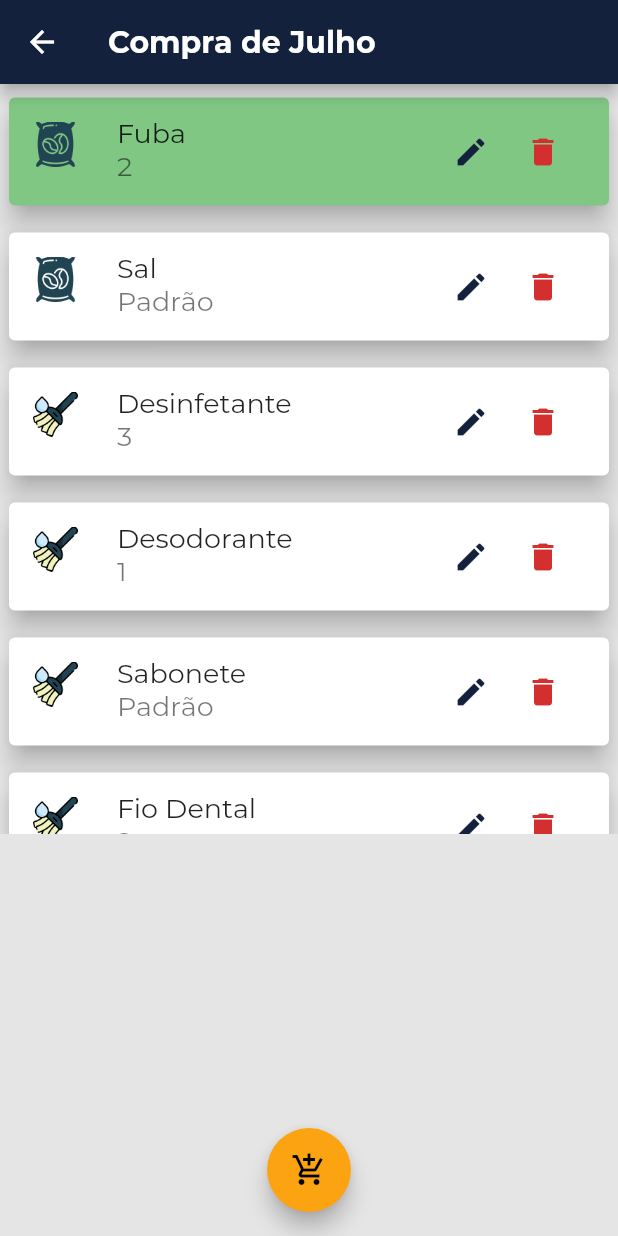
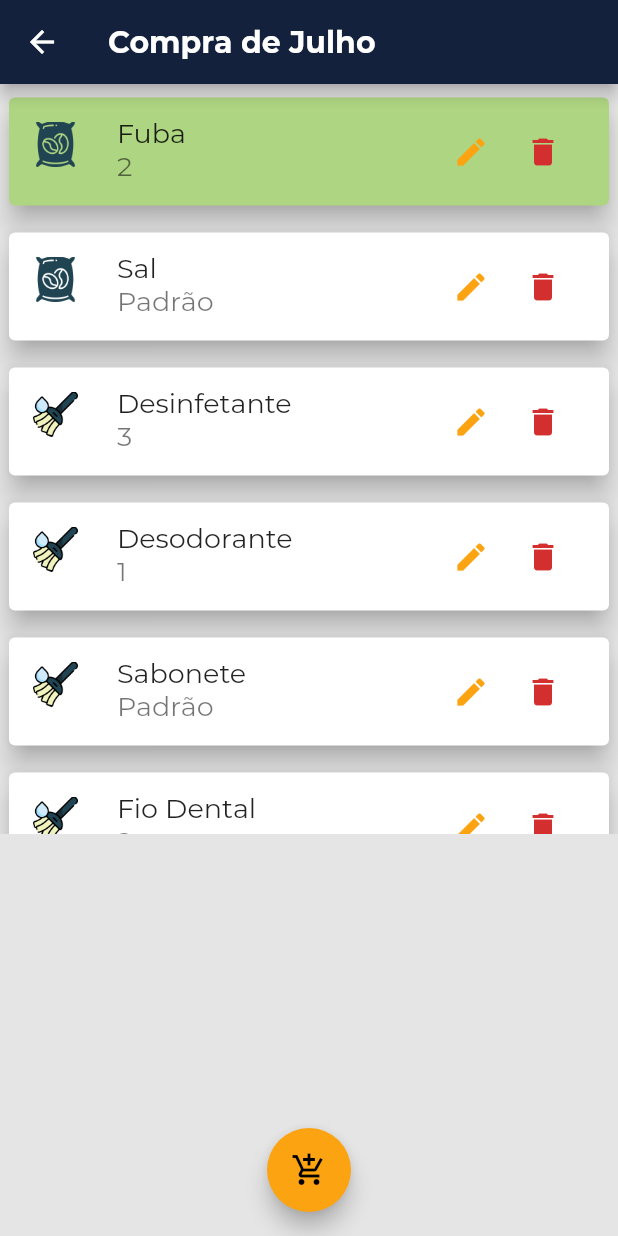
Before and after one commit to owarleysouza/S-Compras, a Flutter app: the screen it shows after launch, after a tap on "Compra de Julho", on a phone screen of 412 x 824 dp. Run offline on Flutter 3.47's test engine with Material 2 defaults, Android fonts, the phone set to English and light mode, and no system bars; our stand-ins replace carousel_slider.

Commit message:
Cores de produto concluido e do botao para editar um produto alterados

```diff
--- a/lib/widgets/product_item.dart
+++ b/lib/widgets/product_item.dart
@@ -48,7 +48,8 @@ class ProductItem extends StatelessWidget {
             );
           }),
       child: Card(
-        color: produto.iscomplete == true ? Colors.green[300] : Colors.white,
+        color:
+            produto.iscomplete == true ? Colors.lightGreen[300] : Colors.white,
         margin: EdgeInsets.fromLTRB(6, 9, 6, 9),
         elevation: 7,
         child: ListTile(
@@ -71,7 +72,7 @@ class ProductItem extends StatelessWidget {
               children: [
                 IconButton(
                     icon: const Icon(Icons.edit),
-                    color: Theme.of(context).primaryColor,
+                    color: Theme.of(context).accentColor,
                     onPressed: () => Navigator.of(context).push(
                         MaterialPageRoute(
                             builder: (context) => EditarProduto(
```
